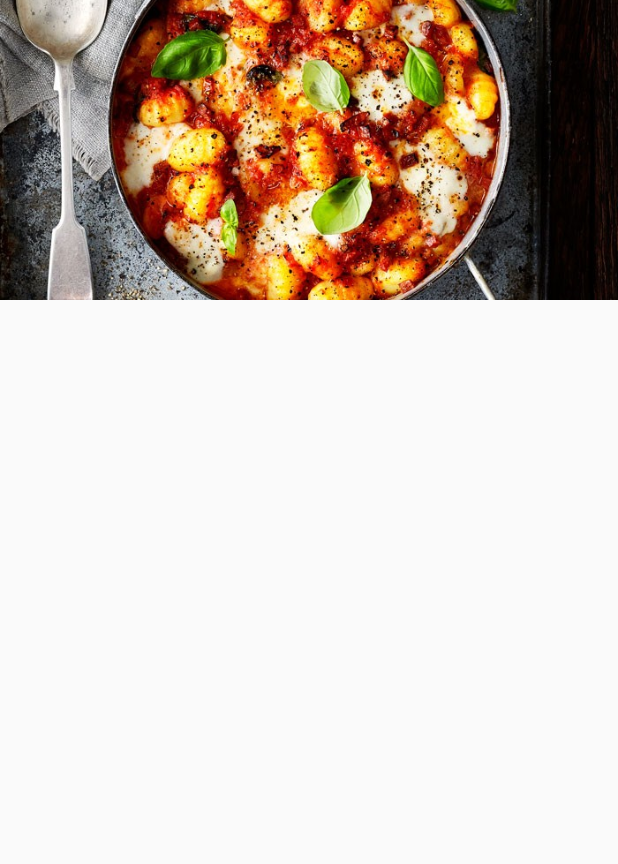
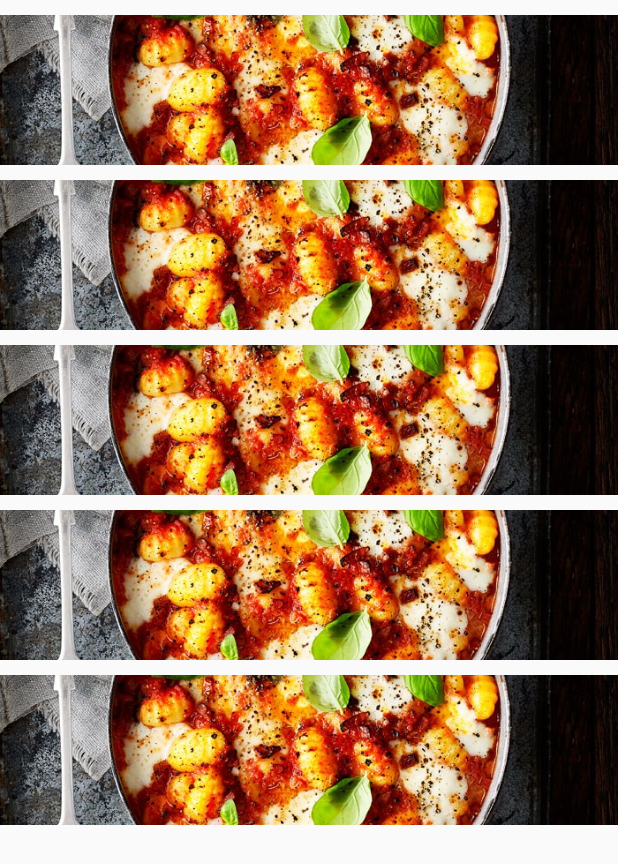
Before and after one commit to yusupcr9/vegetable-apps, a Flutter app: the screen it shows after launch, on a phone screen of 412 x 824 dp. Shown: the top 864 px of the screen. Run offline on Flutter 3.47's test engine with Material 2 defaults, Android fonts, the phone set to English and light mode, and no system bars.

Commit message:
ListView.builder

```diff
--- a/vegetable_apps/lib/presentation/menu_list.dart
+++ b/vegetable_apps/lib/presentation/menu_list.dart
@@ -14,18 +14,18 @@ class _MenuListState extends State<MenuList> {
       body: SafeArea(
         // ignore: avoid_unnecessary_containers
         child: Container(
-          child: ListView(
-            children: [
-              Container(
-                height: 200,
-                child: Image.asset(
-                  "assets/images/food.jpg",
-                  fit: BoxFit.cover,
-                ),
-              )
-            ],
+            child: ListView.builder(
+          itemCount: 5,
+          itemBuilder: (context, index) => Container(
+            height: 100,
+            color: Colors.red,
+            margin: const EdgeInsets.only(top: 10),
+            child: Image.asset(
+              "assets/images/food.jpg",
+              fit: BoxFit.cover,
+            ),
           ),
-        ),
+        )),
       ),
     );
   }
```
Also changed, not shown: vegetable_apps/assets/images/food1.jpg (added), vegetable_apps/assets/images/food2.jpg (added), vegetable_apps/assets/images/food3.jpg (added), 1 other file.
